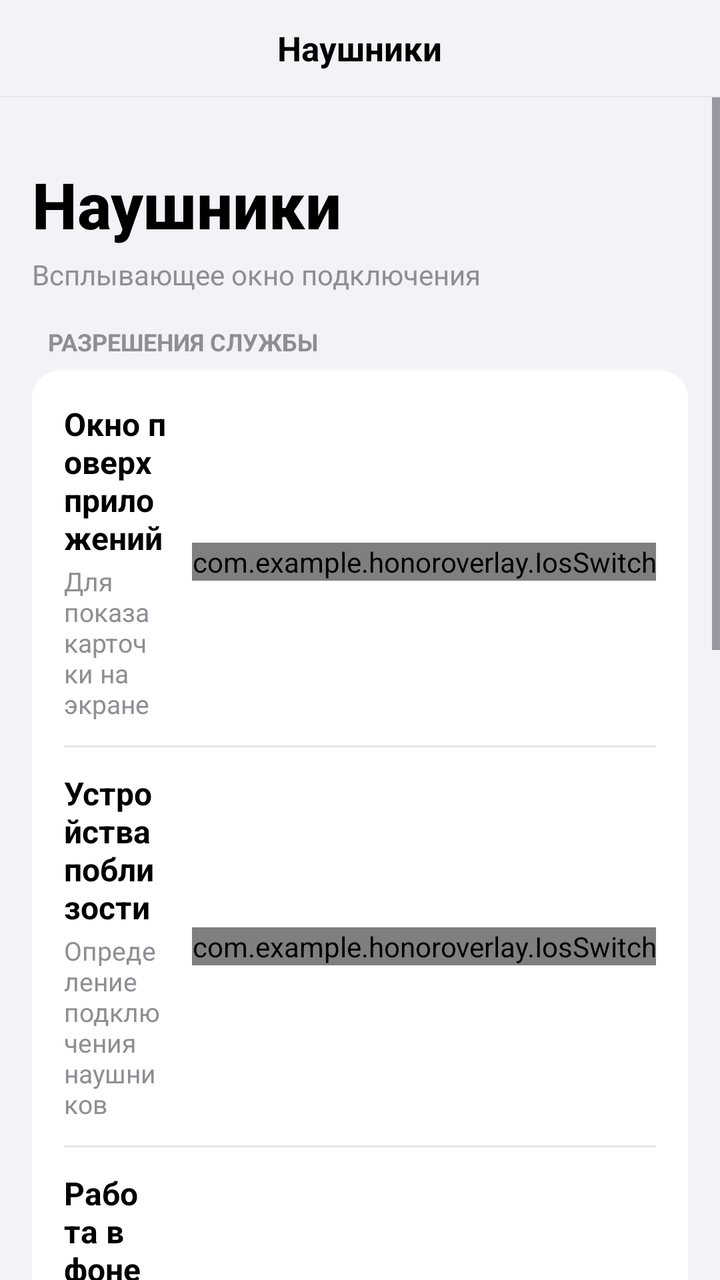
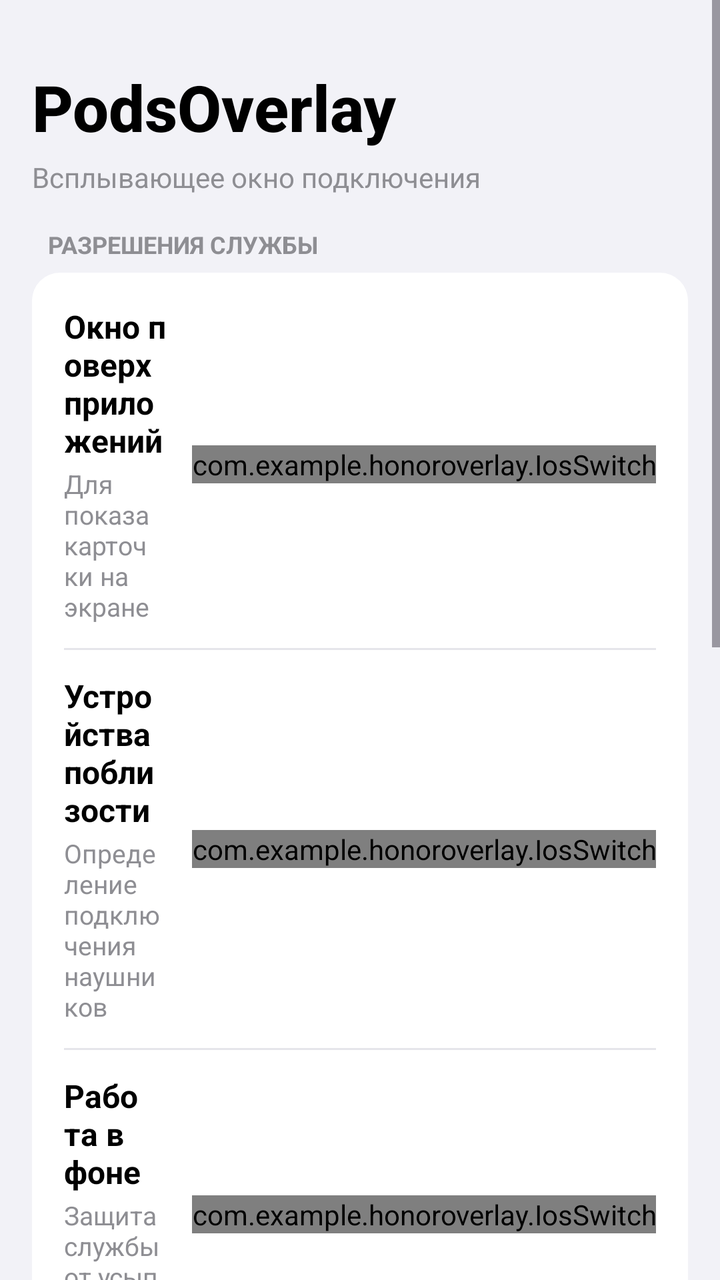

The first picture is an Android layout as it rendered before a commit; the second is the same layout after the commit. The layout source and the unified diff follow.
<!-- AndroidManifest.xml: application theme Theme.HonorOverlay -->
<!-- res/layout/activity_main.xml -->
<?xml version="1.0" encoding="utf-8"?>
<LinearLayout xmlns:android="http://schemas.android.com/apk/res/android"
    xmlns:app="http://schemas.android.com/apk/res-auto"
    android:id="@+id/rootLayout"
    android:layout_width="match_parent"
    android:layout_height="match_parent"
    android:background="@color/ios_bg"
    android:orientation="vertical">

    <LinearLayout
        android:id="@+id/topBarContainer"
        android:layout_width="match_parent"
        android:layout_height="wrap_content"
        android:background="@color/ios_bg"
        android:orientation="vertical">

        <FrameLayout
            android:layout_width="match_parent"
            android:layout_height="48dp">

            <TextView
                android:layout_width="wrap_content"
                android:layout_height="wrap_content"
                android:layout_gravity="center"
                android:text="@string/app_name"
                android:textColor="@color/ios_text_primary"
                android:textSize="17sp"
                android:textStyle="bold" />
        </FrameLayout>

        <View
            android:layout_width="match_parent"
            android:layout_height="0.5dp"
            android:background="@color/ios_divider" />
    </LinearLayout>

    <ScrollView
        android:id="@+id/scrollView"
        android:layout_width="match_parent"
        android:layout_height="0dp"
        android:layout_weight="1"
        android:background="@color/ios_bg"
        android:clipToPadding="false"
        android:fillViewport="true">

    <LinearLayout
        android:layout_width="match_parent"
        android:layout_height="wrap_content"
        android:orientation="vertical"
        android:padding="16dp">

        <LinearLayout
            android:layout_width="match_parent"
            android:layout_height="wrap_content"
            android:layout_marginTop="16dp"
            android:layout_marginBottom="16dp"
            android:orientation="vertical">

            <TextView
                android:layout_width="wrap_content"
                android:layout_height="wrap_content"
                android:text="@string/app_name"
                android:textColor="@color/ios_text_primary"
                android:textSize="32sp"
                android:textStyle="bold"
                android:fontFamily="sans-serif-medium" />

            <TextView
                android:layout_width="wrap_content"
                android:layout_height="wrap_content"
                android:layout_marginTop="4dp"
                android:text="@string/app_subtitle"
                android:textColor="@color/ios_text_secondary"
                android:textSize="14sp" />
        </LinearLayout>

        <TextView
            android:layout_width="wrap_content"
            android:layout_height="wrap_content"
            android:layout_marginStart="8dp"
            android:layout_marginBottom="6dp"
            android:text="@string/section_permissions"
            android:textColor="@color/ios_text_secondary"
            android:textSize="12sp"
            android:textStyle="bold" />

        <LinearLayout
            android:layout_width="match_parent"
            android:layout_height="wrap_content"
            android:background="@drawable/bg_ios_card"
            android:orientation="vertical"
            android:padding="16dp">

            <LinearLayout
                android:id="@+id/rowOverlay"
                android:layout_width="match_parent"
                android:layout_height="wrap_content"
                android:gravity="center_vertical"
                android:orientation="horizontal">

                <LinearLayout
                    android:layout_width="0dp"
                    android:layout_height="wrap_content"
                    android:layout_weight="1"
                    android:layout_marginEnd="12dp"
                    android:orientation="vertical">

                    <TextView
                        android:layout_width="wrap_content"
                        android:layout_height="wrap_content"
                        android:text="@string/perm_overlay_title"
                        android:textColor="@color/ios_text_primary"
                        android:textSize="16sp"
                        android:textStyle="bold" />

                    <TextView
                        android:layout_width="wrap_content"
                        android:layout_height="wrap_content"
                        android:layout_marginTop="2dp"
                        android:text="@string/perm_overlay_desc"
                        android:textColor="@color/ios_text_secondary"
                        android:textSize="13sp" />
                </LinearLayout>

                <com.example.honoroverlay.IosSwitch
                    android:id="@+id/switchOverlay"
                    android:layout_width="wrap_content"
                    android:layout_height="wrap_content" />
            </LinearLayout>

            <View
                android:layout_width="match_parent"
                android:layout_height="1dp"
                android:layout_marginTop="12dp"
                android:layout_marginBottom="12dp"
                android:background="@color/ios_divider" />

            <LinearLayout
                android:id="@+id/rowBluetooth"
                android:layout_width="match_parent"
                android:layout_height="wrap_content"
                android:gravity="center_vertical"
                android:orientation="horizontal">

                <LinearLayout
                    android:layout_width="0dp"
                    android:layout_height="wrap_content"
                    android:layout_weight="1"
                    android:layout_marginEnd="12dp"
                    android:orientation="vertical">

                    <TextView
                        android:layout_width="wrap_content"
                        android:layout_height="wrap_content"
                        android:text="@string/perm_bluetooth_title"
                        android:textColor="@color/ios_text_primary"
                        android:textSize="16sp"
                        android:textStyle="bold" />

                    <TextView
                        android:layout_width="wrap_content"
                        android:layout_height="wrap_content"
                        android:layout_marginTop="2dp"
                        android:text="@string/perm_bluetooth_desc"
                        android:textColor="@color/ios_text_secondary"
                        android:textSize="13sp" />
                </LinearLayout>

                <com.example.honoroverlay.IosSwitch
                    android:id="@+id/switchBluetooth"
                    android:layout_width="wrap_content"
                    android:layout_height="wrap_content" />
            </LinearLayout>

            <View
                android:layout_width="match_parent"
                android:layout_height="1dp"
                android:layout_marginTop="12dp"
                android:layout_marginBottom="12dp"
                android:background="@color/ios_divider" />

            <LinearLayout
                android:id="@+id/rowBattery"
                android:layout_width="match_parent"
                android:layout_height="wrap_content"
                android:gravity="center_vertical"
                android:orientation="horizontal">

                <LinearLayout
                    android:layout_width="0dp"
                    android:layout_height="wrap_content"
                    android:layout_weight="1"
                    android:layout_marginEnd="12dp"
                    android:orientation="vertical">

                    <TextView
                        android:layout_width="wrap_content"
                        android:layout_height="wrap_content"
                        android:text="@string/perm_battery_title"
                        android:textColor="@color/ios_text_primary"
                        android:textSize="16sp"
                        android:textStyle="bold" />

                    <TextView
                        android:layout_width="wrap_content"
                        android:layout_height="wrap_content"
                        android:layout_marginTop="2dp"
                        android:text="@string/perm_battery_desc"
                        android:textColor="@color/ios_text_secondary"
                        android:textSize="13sp" />
                </LinearLayout>

                <com.example.honoroverlay.IosSwitch
                    android:id="@+id/switchBattery"
                    android:layout_width="wrap_content"
                    android:layout_height="wrap_content" />
            </LinearLayout>

            <View
                android:layout_width="match_parent"
                android:layout_height="1dp"
                android:layout_marginTop="12dp"
                android:layout_marginBottom="12dp"
                android:background="@color/ios_divider" />

            <LinearLayout
                android:id="@+id/rowNotifications"
                android:layout_width="match_parent"
                android:layout_height="wrap_content"
                android:gravity="center_vertical"
                android:background="?attr/selectableItemBackground"
                android:orientation="horizontal">

                <LinearLayout
                    android:layout_width="0dp"
                    android:layout_height="wrap_content"
                    android:layout_weight="1"
                    android:layout_marginEnd="12dp"
                    android:orientation="vertical">

                    <TextView
                        android:layout_width="wrap_content"
                        android:layout_height="wrap_content"
                        android:text="@string/perm_notifications_title"
                        android:textColor="@color/ios_text_primary"
                        android:textSize="16sp"
                        android:textStyle="bold" />

                    <TextView
                        android:layout_width="wrap_content"
                        android:layout_height="wrap_content"
                        android:layout_marginTop="2dp"
                        android:text="@string/perm_notifications_desc"
                        android:textColor="@color/ios_text_secondary"
                        android:textSize="13sp" />
                </LinearLayout>

                <ImageView
                    android:layout_width="20dp"
                    android:layout_height="20dp"
                    android:src="@drawable/ic_chevron_right"
                    app:tint="@color/ios_text_secondary" />
            </LinearLayout>

        </LinearLayout>

        <TextView
            android:layout_width="wrap_content"
            android:layout_height="wrap_content"
            android:layout_marginStart="8dp"
            android:layout_marginTop="24dp"
            android:layout_marginBottom="6dp"
            android:text="@string/section_device"
            android:textColor="@color/ios_text_secondary"
            android:textSize="12sp"
            android:textStyle="bold" />

        <LinearLayout
            android:layout_width="match_parent"
            android:layout_height="wrap_content"
            android:background="@drawable/bg_ios_card"
            android:orientation="vertical"
            android:padding="16dp">

            <TextView
                android:layout_width="wrap_content"
                android:layout_height="wrap_content"
                android:text="@string/device_name_label"
                android:textColor="@color/ios_text_secondary"
                android:textSize="12sp"
                android:textStyle="bold" />

            <EditText
                android:id="@+id/etDeviceName"
                android:layout_width="match_parent"
                android:layout_height="44dp"
                android:layout_marginTop="6dp"
                android:background="@drawable/bg_ios_input"
                android:hint="@string/device_name_hint"
                android:imeOptions="actionDone"
                android:inputType="textCapWords"
                android:paddingStart="12dp"
                android:paddingEnd="12dp"
                android:singleLine="true"
                android:textColor="@color/ios_text_primary"
                android:textColorHint="@color/ios_text_secondary"
                android:textSize="15sp" />

            <View
                android:layout_width="match_parent"
                android:layout_height="1dp"
                android:layout_marginTop="14dp"
                android:layout_marginBottom="12dp"
                android:background="@color/ios_divider" />

            <TextView
                android:layout_width="wrap_content"
                android:layout_height="wrap_content"
                android:text="@string/device_mac_label"
                android:textColor="@color/ios_text_secondary"
                android:textSize="12sp"
                android:textStyle="bold" />

            <EditText
                android:id="@+id/etMacAddress"
                android:layout_width="match_parent"
                android:layout_height="44dp"
                android:layout_marginTop="6dp"
                android:background="@drawable/bg_ios_input"
                android:hint="@string/device_mac_hint"
                android:imeOptions="actionDone"
                android:inputType="textCapCharacters"
                android:paddingStart="12dp"
                android:paddingEnd="12dp"
                android:singleLine="true"
                android:textColor="@color/ios_text_primary"
                android:textColorHint="@color/ios_text_secondary"
                android:textSize="15sp" />

        </LinearLayout>

        <TextView
            android:layout_width="wrap_content"
            android:layout_height="wrap_content"
            android:layout_marginStart="8dp"
            android:layout_marginTop="24dp"
            android:layout_marginBottom="6dp"
            android:text="@string/section_animation"
            android:textColor="@color/ios_text_secondary"
            android:textSize="12sp"
            android:textStyle="bold" />

        <LinearLayout
            android:layout_width="match_parent"
            android:layout_height="wrap_content"
            android:background="@drawable/bg_ios_card"
            android:orientation="vertical"
            android:padding="16dp">

            <LinearLayout
                android:layout_width="match_parent"
                android:layout_height="wrap_content"
                android:gravity="center_vertical"
                android:orientation="horizontal">

                <LinearLayout
                    android:layout_width="0dp"
                    android:layout_height="wrap_content"
                    android:layout_weight="1"
                    android:layout_marginEnd="12dp"
                    android:orientation="vertical">

                    <TextView
                        android:layout_width="wrap_content"
                        android:layout_height="wrap_content"
                        android:text="@string/animation_title"
                        android:textColor="@color/ios_text_primary"
                        android:textSize="16sp"
                        android:textStyle="bold" />

                    <TextView
                        android:id="@+id/tvAnimationFileName"
                        android:layout_width="wrap_content"
                        android:layout_height="wrap_content"
                        android:layout_marginTop="2dp"
                        android:ellipsize="middle"
                        android:singleLine="true"
                        android:text="@string/animation_default"
                        android:textColor="@color/ios_text_secondary"
                        android:textSize="13sp" />
                </LinearLayout>

                <Button
                    android:id="@+id/btnChooseAnimation"
                    style="@style/Widget.Material3.Button.TextButton"
                    android:layout_width="wrap_content"
                    android:layout_height="38dp"
                    android:background="@drawable/bg_ios_secondary_button"
                    android:paddingStart="14dp"
                    android:paddingEnd="14dp"
                    android:text="@string/btn_choose_animation"
                    android:textColor="@color/ios_blue"
                    android:textSize="14sp"
                    android:textStyle="bold" />
            </LinearLayout>

        </LinearLayout>

        <Button
            android:id="@+id/btnResetSettings"
            android:layout_width="match_parent"
            android:layout_height="52dp"
            android:layout_marginTop="28dp"
            android:layout_marginBottom="36dp"
            android:background="@drawable/bg_ios_destructive_button"
            android:text="@string/btn_reset_settings"
            android:textColor="@color/ios_red"
            android:textSize="16sp"
            android:textStyle="bold"
            app:backgroundTint="@null" />

    </LinearLayout>
</ScrollView>
</LinearLayout>
<!-- resources referenced by this layout -->
<resources>
  <color name="ios_bg">#F2F2F7</color>
  <color name="ios_blue">#007AFF</color>
  <color name="ios_divider">#E5E5EA</color>
  <color name="ios_red">#FF3B30</color>
  <color name="ios_text_primary">#000000</color>
  <color name="ios_text_secondary">#8E8E93</color>
  <!-- drawable bg_ios_card (drawable) -->
  <?xml version="1.0" encoding="utf-8"?>
  <shape xmlns:android="http://schemas.android.com/apk/res/android"
      android:shape="rectangle">
      <solid android:color="@color/ios_card_bg" />
      <corners android:radius="14dp" />
  </shape>
  <!-- drawable bg_ios_destructive_button (drawable) -->
  <?xml version="1.0" encoding="utf-8"?>
  <ripple xmlns:android="http://schemas.android.com/apk/res/android"
      android:color="#22FF3B30">
      <item>
          <shape android:shape="rectangle">
              <solid android:color="@color/ios_card_bg" />
              <corners android:radius="14dp" />
              <stroke android:width="1dp" android:color="@color/ios_card_stroke" />
          </shape>
      </item>
  </ripple>
  <!-- drawable bg_ios_input (drawable) -->
  <?xml version="1.0" encoding="utf-8"?>
  <shape xmlns:android="http://schemas.android.com/apk/res/android"
      android:shape="rectangle">
      <solid android:color="@color/ios_input_bg" />
      <corners android:radius="10dp" />
  </shape>
  <!-- drawable bg_ios_secondary_button (drawable) -->
  <?xml version="1.0" encoding="utf-8"?>
  <ripple xmlns:android="http://schemas.android.com/apk/res/android"
      android:color="#228E8E93">
      <item>
          <shape android:shape="rectangle">
              <solid android:color="@color/ios_input_bg" />
              <corners android:radius="10dp" />
          </shape>
      </item>
  </ripple>
  <string name="animation_default">Оригинал (Honor Earbuds WebP)</string>
  <string name="animation_title">Файл анимации</string>
  <string name="app_name">Наушники</string>
  <string name="app_subtitle">Всплывающее окно подключения</string>
  <string name="btn_choose_animation">Выбрать</string>
  <string name="btn_reset_settings">Сбросить настройки</string>
  <string name="device_mac_hint">AA:BB:CC:DD:EE:FF</string>
  <string name="device_mac_label">MAC-адрес (опционально)</string>
  <string name="device_name_hint">Honor Earbuds X5 Pro</string>
  <string name="device_name_label">Имя устройства</string>
  <string name="perm_battery_desc">Защита службы от усыпления системой</string>
  <string name="perm_battery_title">Работа в фоне</string>
  <string name="perm_bluetooth_desc">Определение подключения наушников</string>
  <string name="perm_bluetooth_title">Устройства поблизости</string>
  <string name="perm_notifications_desc">Нажмите, чтобы настроить или скрыть значок</string>
  <string name="perm_notifications_title">Уведомление службы</string>
  <string name="perm_overlay_desc">Для показа карточки на экране</string>
  <string name="perm_overlay_title">Окно поверх приложений</string>
  <string name="section_animation">АНИМАЦИЯ КАРТОЧКИ</string>
  <string name="section_device">УСТРОЙСТВО</string>
  <string name="section_permissions">РАЗРЕШЕНИЯ СЛУЖБЫ</string>
  <style name="Theme.HonorOverlay" parent="Theme.Material3.DayNight.NoActionBar">
          <item name="android:statusBarColor">@color/ios_bg</item>
          <item name="android:navigationBarColor">@color/ios_bg</item>
          <item name="android:windowBackground">@color/ios_bg</item>
          <item name="colorPrimary">@color/ios_blue</item>
          <item name="colorSecondary">@color/ios_green</item>
      </style>
  <color name="ios_card_bg">#FFFFFF</color>
  <color name="ios_card_stroke">#E5E5EA</color>
  <color name="ios_input_bg">#F2F2F7</color>
  <color name="ios_green">#34C759</color>
  <!-- unchanged entries left out for length: 1 -->
</resources>

<!-- the commit's change to res/layout/activity_main.xml (unified diff, before → after) -->
@@ -7,32 +7,11 @@
     android:background="@color/ios_bg"
     android:orientation="vertical">
 
-    <LinearLayout
+    <View
         android:id="@+id/topBarContainer"
         android:layout_width="match_parent"
-        android:layout_height="wrap_content"
-        android:background="@color/ios_bg"
-        android:orientation="vertical">
-
-        <FrameLayout
-            android:layout_width="match_parent"
-            android:layout_height="48dp">
-
-            <TextView
-                android:layout_width="wrap_content"
-                android:layout_height="wrap_content"
-                android:layout_gravity="center"
-                android:text="@string/app_name"
-                android:textColor="@color/ios_text_primary"
-                android:textSize="17sp"
-                android:textStyle="bold" />
-        </FrameLayout>
-
-        <View
-            android:layout_width="match_parent"
-            android:layout_height="0.5dp"
-            android:background="@color/ios_divider" />
-    </LinearLayout>
+        android:layout_height="0dp"
+        android:background="@color/ios_bg" />
 
     <ScrollView
         android:id="@+id/scrollView"
<!-- resource entries referenced after the edit -->
@@ -45,7 +45,7 @@
   </ripple>
   <string name="animation_default">Оригинал (Honor Earbuds WebP)</string>
   <string name="animation_title">Файл анимации</string>
-  <string name="app_name">Наушники</string>
+  <string name="app_name">PodsOverlay</string>
   <string name="app_subtitle">Всплывающее окно подключения</string>
   <string name="btn_choose_animation">Выбрать</string>
   <string name="btn_reset_settings">Сбросить настройки</string>
